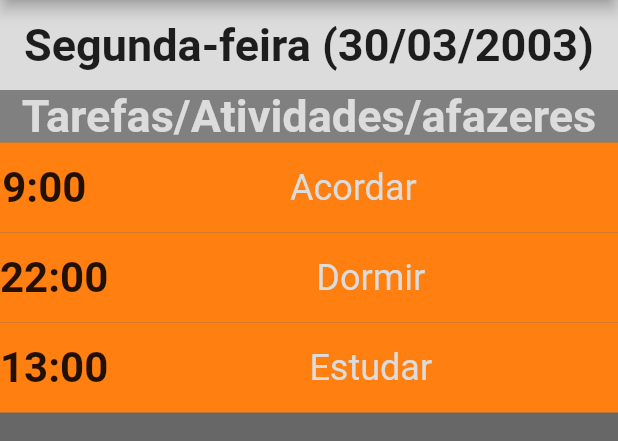
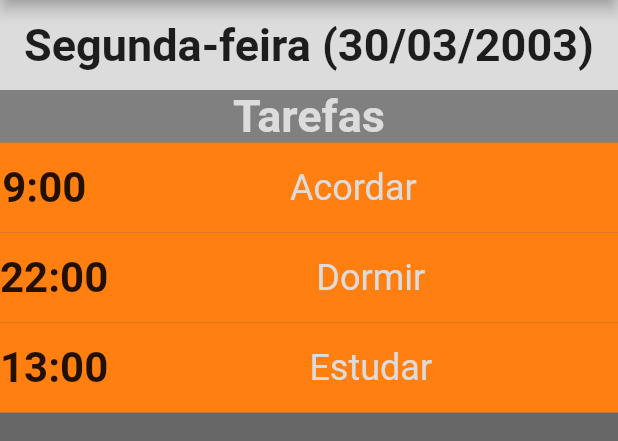
Before and after one commit to DarkSoldierBR/quickroutine-app, a Flutter app: the screen it shows after launch, on a phone screen of 412 x 824 dp, the part 105-546 px from its top. Run offline on Flutter 3.47's test engine with Material 2 defaults, Android fonts, the phone set to English and light mode, and no system bars.

Commit message:
fix home

```diff
--- a/lib/view/screens/home/home.dart
+++ b/lib/view/screens/home/home.dart
@@ -127,7 +127,7 @@ class _HomeState extends State<Home> {
                       color: Color.fromRGBO(128, 128, 128, 1.0),
                       alignment: Alignment.center,
                       child: Text(
-                        "Tarefas/Atividades/afazeres",
+                        "Tarefas",
                         style: TextStyle(
                             fontSize: 30.0,
                             color: Color.fromRGBO(220, 220, 220, 1.0),
```
